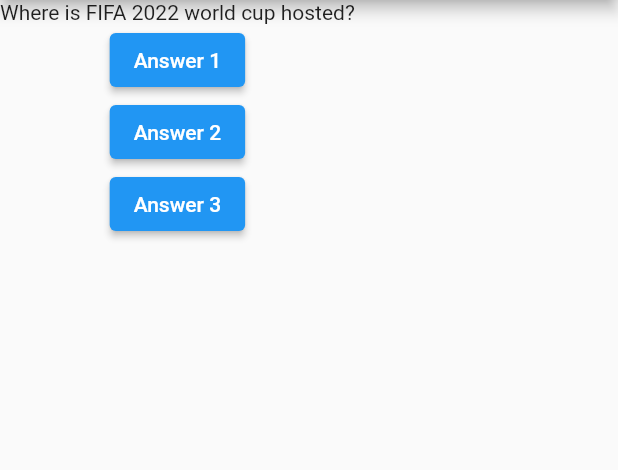
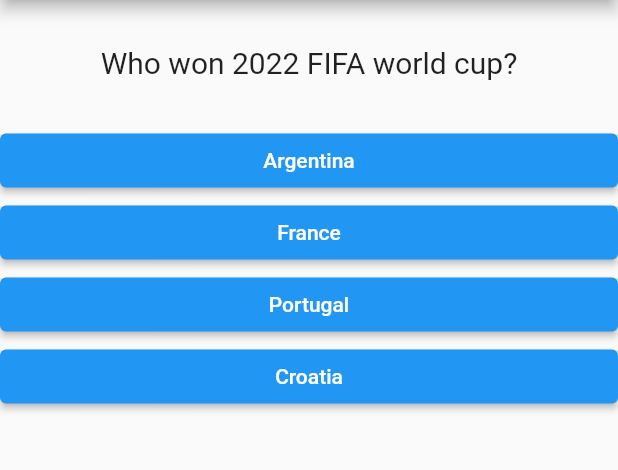
Before and after one commit to Shubh0405/flutter-quiz, a Flutter app: the screen it shows after launch, on a phone screen of 412 x 824 dp, the part 84-554 px from its top. Run offline on Flutter 3.47's test engine with Material 2 defaults, Android fonts, the phone set to English and light mode, and no system bars.

Commit message:
quiz results code added

```diff
--- /dev/null
+++ b/flutter_quiz/lib/answers.dart
@@ -0,0 +1,25 @@
+// ignore_for_file: public_member_api_docs, sort_constructors_first
+import 'package:flutter/material.dart';
+
+class Answer extends StatelessWidget {
+  final VoidCallback changeAnswer;
+  final String answer;
+
+  const Answer({
+    Key? key,
+    required this.changeAnswer,
+    required this.answer,
+  }) : super(key: key);
+
+  @override
+  Widget build(BuildContext context) {
+    return Container(
+      width: double.infinity,
+      child: ElevatedButton(
+          style: ButtonStyle(
+              backgroundColor: MaterialStateProperty.all(Colors.blue)),
+          onPressed: changeAnswer,
+          child: Text(answer)),
+    );
+  }
+}
--- a/flutter_quiz/lib/main.dart
+++ b/flutter_quiz/lib/main.dart
@@ -1,4 +1,8 @@
 import 'package:flutter/material.dart';
+import 'package:flutter_quiz/answers.dart';
+import 'package:flutter_quiz/questions.dart';
+import 'package:flutter_quiz/quiz.dart';
+import 'package:flutter_quiz/results.dart';
 
 void main() {
   runApp(MyApp());
@@ -13,32 +17,58 @@ class MyApp extends StatefulWidget {
 
 class _MyAppState extends State<MyApp> {
   var questionIndex = 0;
+  var totalScore = 0;
 
-  void answerQuestion() {
+  void answerQuestion(answer, correctAnswer) {
     setState(() {
       questionIndex = questionIndex + 1;
+      if (correctAnswer == answer) {
+        totalScore = totalScore + 1;
+      }
+    });
+  }
+
+  void resetQuiz() {
+    setState(() {
+      questionIndex = 0;
+      totalScore = 0;
     });
   }
 
   @override
   Widget build(BuildContext context) {
-    var questions = [
-      'Where is FIFA 2022 world cup hosted?',
-      'Which country won the FIFA world cup 2018?'
+    List questions = [
+      {
+        "question": "Who won 2022 FIFA world cup?",
+        "answers": ["Argentina", "France", "Portugal", "Croatia"],
+        "correct_answer": "Argentina"
+      },
+      {
+        "question": "Who hosted 2022 FIFA World Cup?",
+        "answers": ["USA", "India", "Qatar", "Brazil"],
+        "correct_answer": "Qatar"
+      },
+      {
+        "question": "Who won 2018 FIFA World cup?",
+        "answers": ["Croatia", "Belgium", "France", "England"],
+        "correct_answer": "France"
+      }
     ];
+
     return MaterialApp(
       home: Scaffold(
         appBar: AppBar(
           title: const Text('Quiz App'),
         ),
-        body: Column(
-          children: [
-            Text(questions[questionIndex]),
-            ElevatedButton(onPressed: answerQuestion, child: Text('Answer 1')),
-            ElevatedButton(onPressed: answerQuestion, child: Text('Answer 2')),
-            ElevatedButton(onPressed: answerQuestion, child: Text('Answer 3')),
-          ],
-        ),
+        body: questionIndex < questions.length
+            ? Quiz(
+                questionIndex: questionIndex,
+                answerQuestion: answerQuestion,
+                questions: questions)
+            : Results(
+                result: totalScore,
+                resetQuiz: resetQuiz,
+              ),
       ),
     );
   }
--- /dev/null
+++ b/flutter_quiz/lib/questions.dart
@@ -0,0 +1,20 @@
+// ignore_for_file: public_member_api_docs, sort_constructors_first
+import 'package:flutter/material.dart';
+
+class Question extends StatelessWidget {
+  String question;
+
+  Question({
+    Key? key,
+    required this.question,
+  }) : super(key: key);
+
+  @override
+  Widget build(BuildContext context) {
+    return Container(
+        width: double.infinity,
+        margin: EdgeInsets.all(30),
+        child: Text(question,
+            textAlign: TextAlign.center, style: TextStyle(fontSize: 20)));
+  }
+}
--- /dev/null
+++ b/flutter_quiz/lib/quiz.dart
@@ -0,0 +1,30 @@
+import 'package:flutter/material.dart';
+import './questions.dart';
+import './answers.dart';
+
+class Quiz extends StatelessWidget {
+  final int questionIndex;
+  final Function answerQuestion;
+  final List questions;
+
+  const Quiz(
+      {super.key,
+      required this.questionIndex,
+      required this.answerQuestion,
+      required this.questions});
+
+  @override
+  Widget build(BuildContext context) {
+    return Column(
+      children: [
+        Question(question: questions[questionIndex]["question"]),
+        ...questions[questionIndex]['answers']
+            .map((answer) => Answer(
+                changeAnswer: () => answerQuestion(
+                    answer, questions[questionIndex]["correct_answer"]),
+                answer: answer))
+            .toList()
+      ],
+    );
+  }
+}
--- /dev/null
+++ b/flutter_quiz/lib/results.dart
@@ -0,0 +1,35 @@
+// ignore_for_file: public_member_api_docs, sort_constructors_first
+import 'package:flutter/material.dart';
+import 'package:flutter/src/widgets/container.dart';
+import 'package:flutter/src/widgets/framework.dart';
+
+class Results extends StatelessWidget {
+  final int result;
+  final VoidCallback resetQuiz;
+
+  const Results({
+    Key? key,
+    required this.result,
+    required this.resetQuiz,
+  }) : super(key: key);
+
+  @override
+  Widget build(BuildContext context) {
+    return Column(
+      crossAxisAlignment: CrossAxisAlignment.center,
+      mainAxisAlignment: MainAxisAlignment.center,
+      children: [
+        Container(
+          child: Center(
+              child: Text(
+            "Your score was $result",
+            style: TextStyle(fontSize: 20),
+          )),
+          width: double.infinity,
+          padding: EdgeInsets.all(15),
+        ),
+        ElevatedButton(onPressed: resetQuiz, child: Text("Reset Quiz"))
+      ],
+    );
+  }
+}
```
